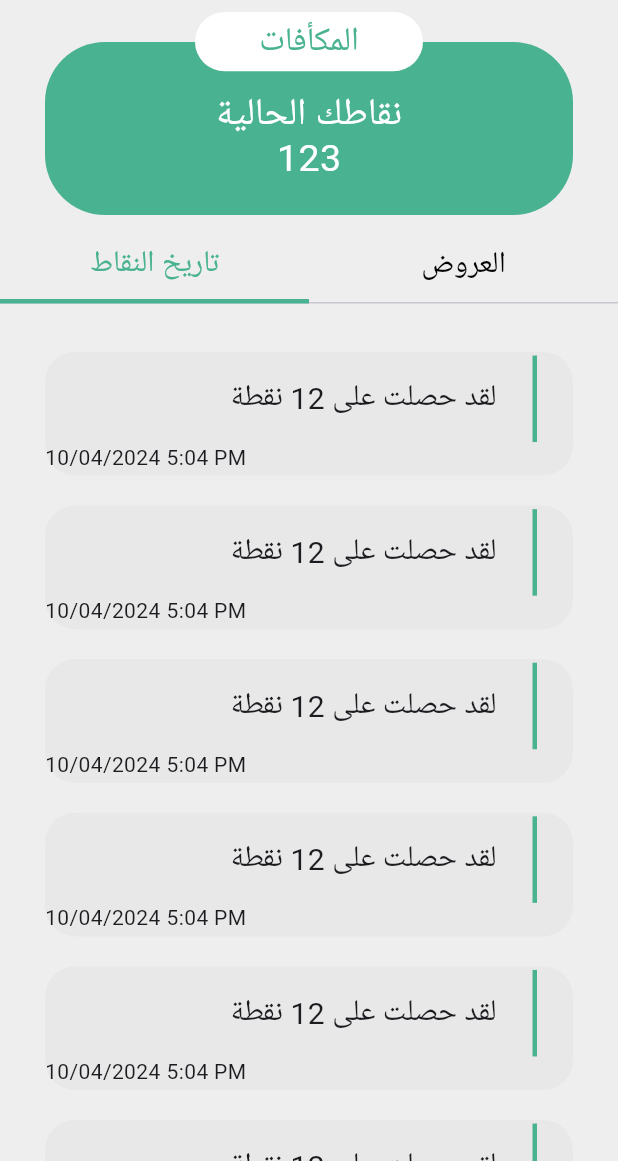
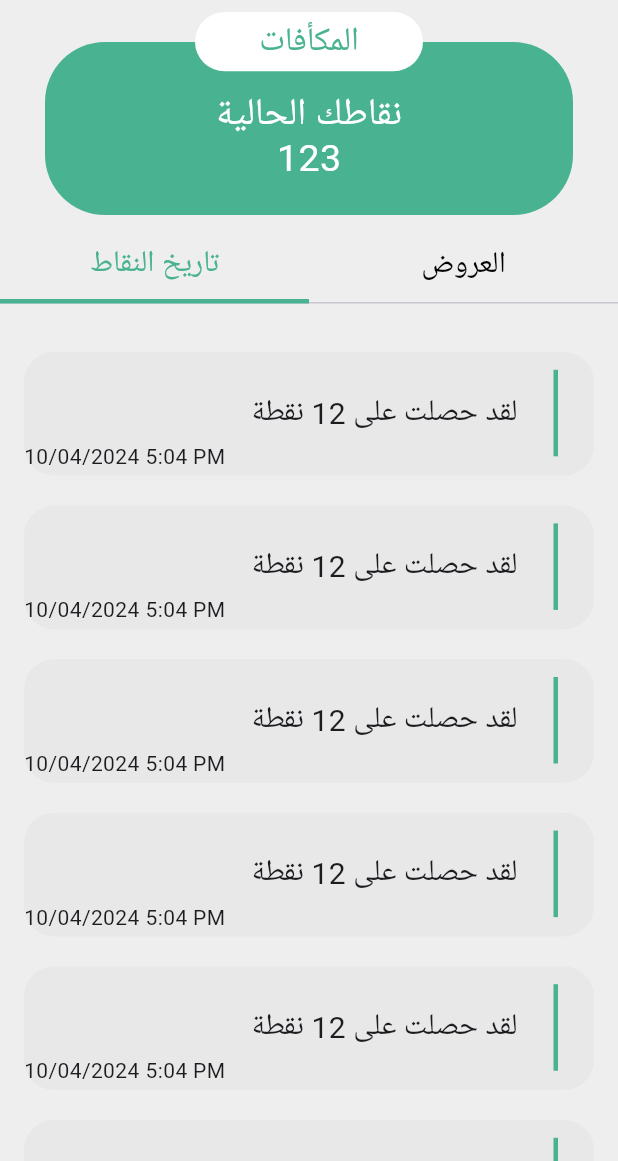
Before and after one commit to ashrafaliqhtan/Green-app, a Flutter app: the RewardView screen opened directly, after a tap on the "menu" icon, on a phone screen of 412 x 824 dp, the part 75-1236 px from its top. Run offline on Flutter 3.47's test engine with Material 3 defaults, Android fonts, the phone set to English and light mode, and no system bars; our stand-ins replace bloc, carousel_slider, flutter_animate, flutter_bloc, flutter_dotenv, flutter_otp_text_field and 4 more; accounts and stored records are empty.

Commit message:
Fix: fix the point history state

```diff
--- a/lib/views/history_event_view.dart
+++ b/lib/views/history_event_view.dart
@@ -17,7 +17,7 @@ class HistoryEventView extends StatelessWidget {
         backgroundColor: white,
         leading: IconButton(
           onPressed: () {
-            Scaffold.of(context).openDrawer();
+            //TODO: Drawer
           },
           icon: const Icon(Icons.menu),
         ),
--- a/lib/views/home_view.dart
+++ b/lib/views/home_view.dart
@@ -64,7 +64,9 @@ class HomeView extends StatelessWidget {
           ],
         ),
       ),
-      body: ListView(
+      body: Scrollbar(
+        thickness: 3,
+        child: ListView(
           children: [
             Column(
               crossAxisAlignment: CrossAxisAlignment.end,
@@ -146,6 +148,7 @@ class HomeView extends StatelessWidget {
             ),
           ],
         ),
+      ),
     );
   }
 }
--- a/lib/views/reward_view.dart
+++ b/lib/views/reward_view.dart
@@ -24,7 +24,9 @@ class RewardView extends StatelessWidget {
                   mainAxisAlignment: MainAxisAlignment.spaceBetween,
                   children: [
                     IconButton(
-                      onPressed: () {},
+                      onPressed: () {
+                        //TODO: Drawer
+                      },
                       icon: const Icon(Icons.menu),
                     ),
                     IconButton(
@@ -33,6 +35,7 @@ class RewardView extends StatelessWidget {
                     ),
                   ],
                 ),
+                // Point Container
                 const HeaderPoint(),
                 height10,
                 TabBar(
@@ -51,21 +54,21 @@ class RewardView extends StatelessWidget {
             ),
           ),
         ),
-        body: Padding(
-          padding: const EdgeInsets.only(
-            left: 30,
-            right: 30,
-          ),
-          child: Column(
+        body: Column(
           children: [
             Expanded(
               child: TabBarView(
                 children: [
-                    ListView.builder(
+                  // History Point
+                  Scrollbar(
+                    thickness: 4,
+                    child: ListView.builder(
                         itemCount: 10,
                         itemBuilder: (context, index) {
                           return PointWidget();
                         }),
+                  ),
+                  // Offers
                   const Center(
                     child: Text('العروض'),
                   ),
@@ -75,7 +78,6 @@ class RewardView extends StatelessWidget {
           ],
         ),
       ),
-      ),
     );
   }
 }
--- a/lib/widgets/history_point_widget.dart
+++ b/lib/widgets/history_point_widget.dart
@@ -10,7 +10,8 @@ class PointWidget extends StatelessWidget {
   Widget build(BuildContext context) {
     return Column(
       children: [
-        Center(
+        Padding(
+          padding: const EdgeInsets.symmetric(horizontal: 16),
           child: Container(
             width: context.getWidth(),
             height: context.getHeight() * .1,
@@ -30,19 +31,29 @@ class PointWidget extends StatelessWidget {
                           style: TextStyle(fontSize: 20),
                         )),
                     width24,
-                    Container(
-                      width: 3,
-                      height: context.getHeight() * .07,
-                      color: green,
+                    Column(
+                      children: [
+                        Container(
+                          width: 3,
+                          height: context.getHeight() * .07,
+                          color: green,
+                        ),
+                      ],
                     ),
                     width24,
                   ],
                 ),
                 const Row(
                   children: [
-                    Text("10/04/2024"),
+                    Text(
+                      "10/04/2024",
+                      style: TextStyle(height: 0.1),
+                    ),
                     width4,
-                    Text("5:04 PM"),
+                    Text(
+                      "5:04 PM",
+                      style: TextStyle(height: 0.1),
+                    ),
                   ],
                 )
               ],
```
Also changed, not shown: lib/views/event_view.dart (+7 -3 lines), lib/views/otp_view.dart (+5 -5 lines), lib/widgets/event_widget.dart (+5 -5 lines). Lines whose indentation alone changed are shown as unchanged.
